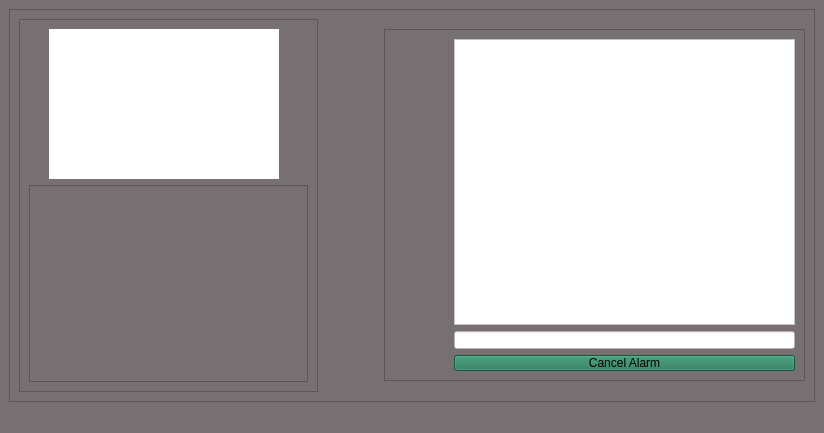
First picture: the form in UserInterface/kms.ui, repository indomitableSameer/KMS, before the edit.
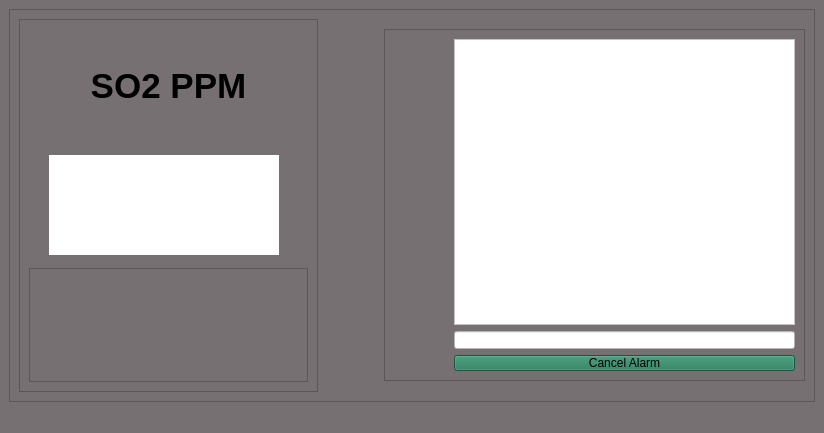
Second picture: the form after the edit.

Commit message: correcting ui + cancellation logic

```diff
--- a/UserInterface/kms.ui
+++ b/UserInterface/kms.ui
@@ -55,6 +55,29 @@
          </property>
          <layout class="QVBoxLayout" name="verticalLayout">
           <item>
+           <widget class="QLabel" name="label">
+            <property name="minimumSize">
+             <size>
+              <width>50</width>
+              <height>50</height>
+             </size>
+            </property>
+            <property name="font">
+             <font>
+              <pointsize>26</pointsize>
+              <weight>75</weight>
+              <bold>true</bold>
+             </font>
+            </property>
+            <property name="text">
+             <string>SO2 PPM</string>
+            </property>
+            <property name="alignment">
+             <set>Qt::AlignCenter</set>
+            </property>
+           </widget>
+          </item>
+          <item alignment="Qt::AlignLeft|Qt::AlignVCenter">
            <widget class="QFrame" name="lcdframe">
             <property name="minimumSize">
              <size>
```
The commit also changes 6 other files.
